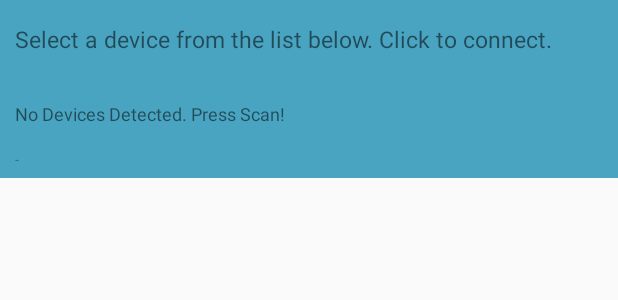
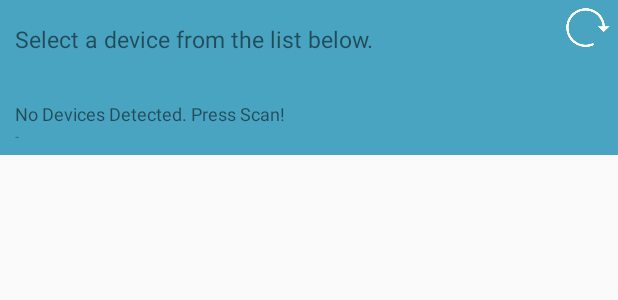
Before and after one commit to Uzmany/myAnkle, an Android app: the layout device_select_layout.xml on its own in the app's theme, with its tools: preview values and no code run, on a phone screen of 412 x 824 dp. Shown: the top 300 px of the screen. Run offline under Robolectric (Android 15) with nearby library versions, the phone set to English and light mode, and no system bars.

Commit message:
Improving UI and flow.

```diff
--- a/app/src/main/java/uzmany/bmonitor/BLEservice.java
+++ b/app/src/main/java/uzmany/bmonitor/BLEservice.java
@@ -38,6 +38,7 @@ public class BLEservice extends Service {
     private static final UUID MOV_SERVICE =     UUID.fromString("f000aa80-0451-4000-b000-000000000000");
     private static final UUID MOV_DATA_CHAR =   UUID.fromString("f000aa81-0451-4000-b000-000000000000");
     private static final UUID MOV_CONFIG_CHAR = UUID.fromString("f000aa82-0451-4000-b000-000000000000");
+    private static final UUID MOV_CONFIG_PERIOD= UUID.fromString("f000aa83-0451-4000-b000-000000000000");
 
 
     private static final int MSG_MOV = 105;
@@ -131,13 +132,17 @@ public class BLEservice extends Service {
          * low by disabling sensors you aren't using.
          */
         private void enableNextSensor(BluetoothGatt gatt) {
-            BluetoothGattCharacteristic characteristic;
+            BluetoothGattCharacteristic characteristic, characteristic2;
             switch (mState) {
                 case 0:
                     Log.d(TAG, "Enabling mov");
                     characteristic = gatt.getService(MOV_SERVICE)
                             .getCharacteristic(MOV_CONFIG_CHAR);
                     characteristic.setValue(new byte[] {0x7f, 0x00});
+
+                    characteristic2 = gatt.getService(MOV_SERVICE)
+                            .getCharacteristic(MOV_CONFIG_PERIOD);
+                    //characteristic2.setValue(new byte[] {0x64});
                     //characteristic.setValue(new byte[] {0x00, 0x7f});
                     break;
                 default:
--- a/app/src/main/java/uzmany/bmonitor/MainActivity.java
+++ b/app/src/main/java/uzmany/bmonitor/MainActivity.java
@@ -107,7 +107,6 @@ public class MainActivity extends AppCompatActivity implements BluetoothAdapter.
         setSupportActionBar(toolbar);
 
         Typeface custom_font_roboto = Typeface.createFromAsset(getAssets(), "fonts/Roboto-Regular.ttf");
-
         Typeface custom_font = Typeface.createFromAsset(getAssets(), "fonts/blair_itc_bold1.ttf");
         Typeface custom_font_bold = Typeface.createFromAsset(getAssets(), "fonts/blair_itc_bold1.ttf");
 
@@ -118,13 +117,16 @@ public class MainActivity extends AppCompatActivity implements BluetoothAdapter.
         toolbarTitle.setTextColor(Color.parseColor("#ffffff"));
 
         toolbar.setBackgroundColor(Color.parseColor("#d15851"));
+
         LinearLayout devices_drop = (LinearLayout) findViewById(R.id.device_select_drop);
+        devices_drop.setVisibility(View.GONE);
         devices_drop.setBackgroundColor(Color.parseColor("#d15851"));
         /*
          * We are going to display the results in some text fields
          */
 
         DeviceSelection = (TextView) findViewById(R.id.devices);
+        DeviceSelection.setText("");
         DeviceDescription = (TextView) findViewById(R.id.devices_detail);
 
         BluetoothManager manager = (BluetoothManager) getSystemService(BLUETOOTH_SERVICE);
@@ -231,8 +233,8 @@ public class MainActivity extends AppCompatActivity implements BluetoothAdapter.
                     findViewById(R.id.device_select_drop).setVisibility(View.VISIBLE);
                     show_device_drop=true;
                 }
-                mDevices.clear();
-                startScan();
+                //mDevices.clear();
+                //startScan();
                 return true;
             default:
                 return super.onOptionsItemSelected(item);
@@ -509,6 +511,11 @@ public class MainActivity extends AppCompatActivity implements BluetoothAdapter.
         startActivity(intent);
     }
 
+    public void refresh_devices_Click(View v) {
+        mDevices.clear();
+        startScan();
+    }
+
 
 
     /******************************************************************************/
@@ -571,10 +578,10 @@ public class MainActivity extends AppCompatActivity implements BluetoothAdapter.
             //ADD A DELAYY
             if (bind_complete > 5) {
             onDraw(myServiceBinder.get_sindex());
-                findViewById(R.id.device_select_drop).setVisibility(View.GONE);
+                //findViewById(R.id.device_select_drop).setVisibility(View.GONE);
             }
             bind_complete++;
-            mHandler.postDelayed(this, 200);
+            mHandler.postDelayed(this, 100);
         }
     };
 
--- a/app/src/main/res/layout/device_select_layout.xml
+++ b/app/src/main/res/layout/device_select_layout.xml
@@ -4,6 +4,11 @@
     android:layout_height="wrap_content"
     android:background="#49a4c2">
 
+    <LinearLayout
+        android:layout_width="match_parent"
+        android:layout_height="wrap_content"
+        android:orientation="horizontal"
+        >
     <TextView
 
         android:id="@+id/devices_title"
@@ -12,13 +17,31 @@
         android:paddingLeft="10sp"
         android:layout_width="wrap_content"
         android:layout_height="wrap_content"
-        android:text="Select a device from the list below. Click to connect."
+        android:text="Select a device from the list below."
         android:textSize="15dp"/>
+
+        <View
+            android:layout_width="0dp"
+            android:layout_height="0dp"
+            android:layout_weight="1"
+            />
+
+        <ImageButton
+            android:id="@+id/refresh_devices"
+            android:onClick="refresh_devices_Click"
+            android:padding="5sp"
+            android:background="@null"
+            android:layout_width="40sp"
+            android:layout_height="40sp"
+            android:scaleType="fitCenter"
+            android:src="@drawable/refresh2"/>
+
+    </LinearLayout>
 
     <TextView
         android:paddingLeft="10sp"
         android:paddingTop="15sp"
-        android:paddingBottom="15sp"
+
         android:layout_marginLeft="0sp"
         android:layout_height="wrap_content"
         android:layout_width="wrap_content"
```
Also changed, not shown: app/src/main/res/drawable/refresh.png (added), app/src/main/res/drawable/refresh2.png (added).
